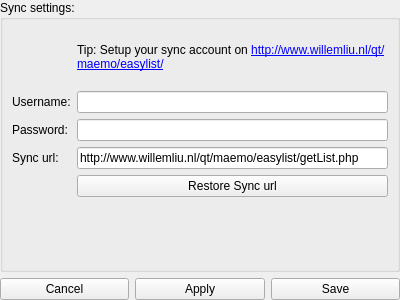
dotblank/easylist, file settingsform.ui: the form before one commit.
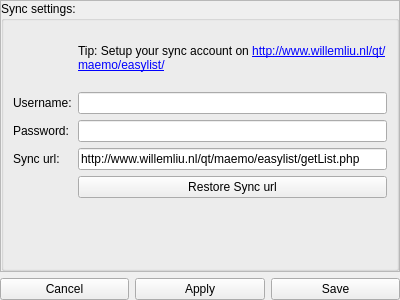
The form after the commit.

Commit message: Open external links enabled for tip label in Sync settings window

```diff
--- a/settingsform.ui
+++ b/settingsform.ui
@@ -22,6 +22,27 @@
      <item>
       <layout class="QGridLayout" name="gridLayout_4">
        <item row="0" column="0">
+        <widget class="QScrollArea" name="scrollArea">
+         <property name="widgetResizable">
+          <bool>true</bool>
+         </property>
+         <widget class="QWidget" name="scrollAreaWidgetContents">
+          <property name="geometry">
+           <rect>
+            <x>0</x>
+            <y>0</y>
+            <width>394</width>
+            <height>263</height>
+           </rect>
+          </property>
+          <layout class="QGridLayout" name="gridLayout_2">
+           <property name="margin">
+            <number>0</number>
+           </property>
+           <property name="spacing">
+            <number>0</number>
+           </property>
+           <item row="0" column="0">
         <widget class="QGroupBox" name="groupBox">
          <property name="title">
           <string>Sync settings:</string>
@@ -86,6 +107,10 @@
            </widget>
           </item>
          </layout>
+            </widget>
+           </item>
+          </layout>
+         </widget>
         </widget>
        </item>
       </layout>
```
Left out of the diff: 2 changed lines with no effect on the pictures. Lines whose indentation alone changed are shown as unchanged. The commit also changes 1 other file.
